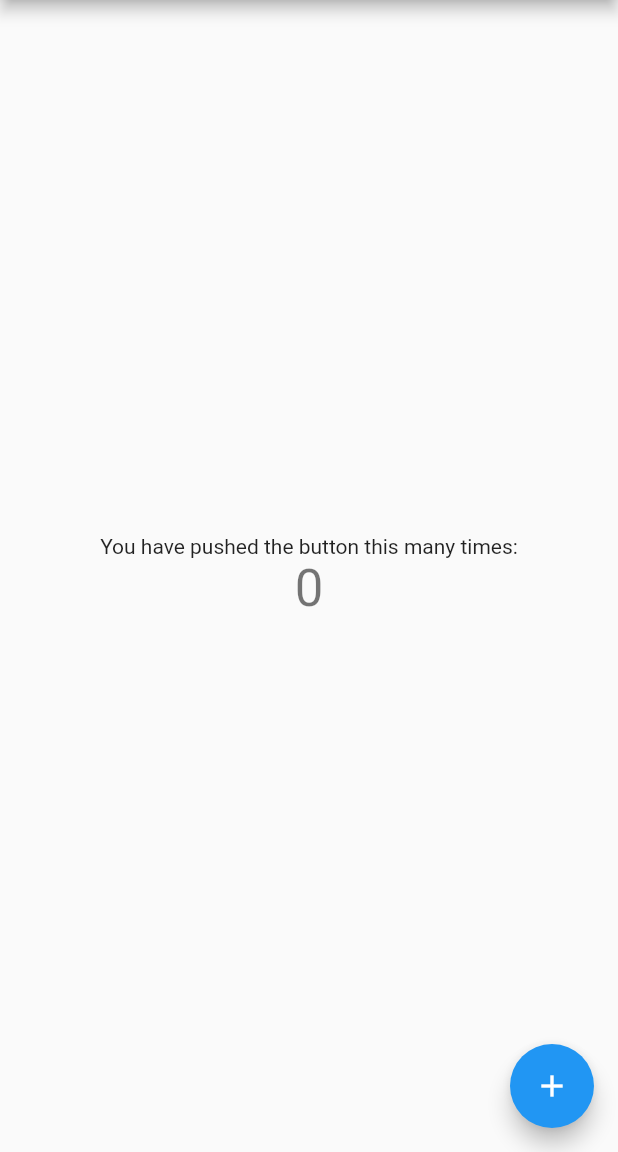
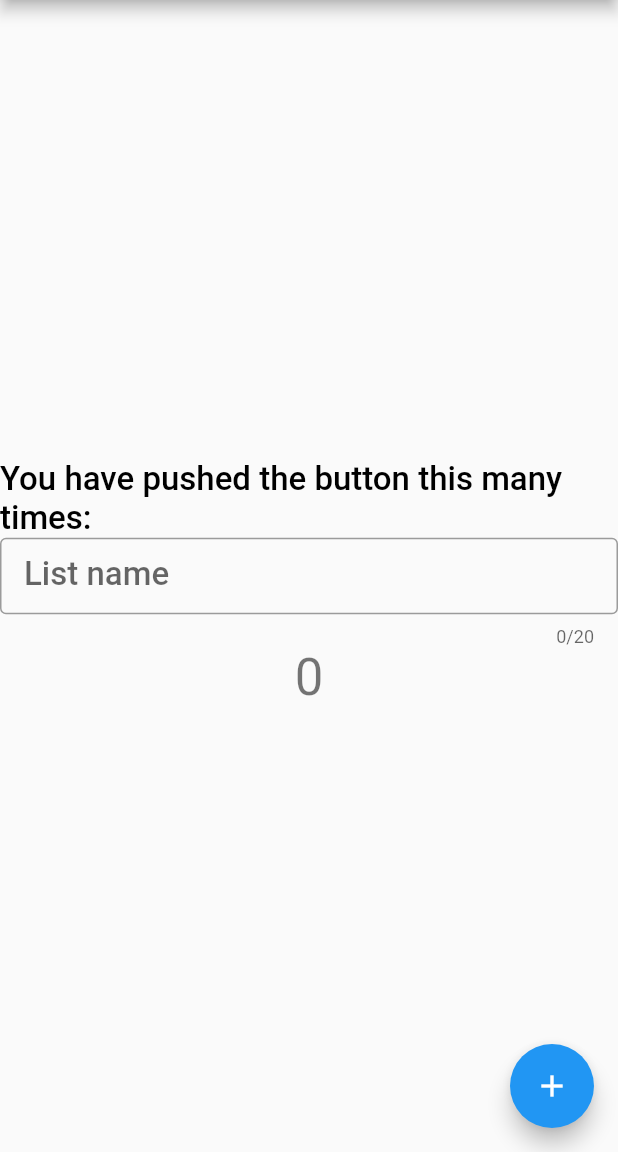
Before and after one commit to phodal-archive/flutter-boilerplate, a Flutter app: the screen it shows after launch, on a phone screen of 412 x 824 dp, the part 84-1236 px from its top. Run offline on Flutter 3.47's test engine with Material 2 defaults, Android fonts, the phone set to English and light mode, and no system bars.

Commit message:
styles: add some styles for text

```diff
--- a/lib/main.dart
+++ b/lib/main.dart
@@ -44,6 +44,8 @@ class MyHomePage extends StatefulWidget {
 }
 
 class _MyHomePageState extends State<MyHomePage> {
+  TextEditingController listNameController = new TextEditingController();
+
   int _counter = 0;
 
   void _incrementCounter() {
@@ -59,40 +61,46 @@ class _MyHomePageState extends State<MyHomePage> {
 
   @override
   Widget build(BuildContext context) {
-    // This method is rerun every time setState is called, for instance as done
-    // by the _incrementCounter method above.
-    //
-    // The Flutter framework has been optimized to make rerunning build methods
-    // fast, so that you can just rebuild anything that needs updating rather
-    // than having to individually change instances of widgets.
     return Scaffold(
       appBar: AppBar(
-        // Here we take the value from the MyHomePage object that was created by
-        // the App.build method, and use it to set our appbar title.
         title: Text(widget.title),
       ),
       body: Center(
-        // Center is a layout widget. It takes a single child and positions it
-        // in the middle of the parent.
         child: Column(
-          // Column is also layout widget. It takes a list of children and
-          // arranges them vertically. By default, it sizes itself to fit its
-          // children horizontally, and tries to be as tall as its parent.
-          //
-          // Invoke "debug painting" (press "p" in the console, choose the
-          // "Toggle Debug Paint" action from the Flutter Inspector in Android
-          // Studio, or the "Toggle Debug Paint" command in Visual Studio Code)
-          // to see the wireframe for each widget.
-          //
-          // Column has various properties to control how it sizes itself and
-          // how it positions its children. Here we use mainAxisAlignment to
-          // center the children vertically; the main axis here is the vertical
-          // axis because Columns are vertical (the cross axis would be
-          // horizontal).
           mainAxisAlignment: MainAxisAlignment.center,
           children: <Widget>[
+            new Padding(
+              padding: EdgeInsets.only(bottom: 10.0),
+            ),
             Text(
               'You have pushed the button this many times:',
+                style: TextStyle(
+                  fontSize: 22.0,
+                  color: Colors.black,
+                  fontWeight: FontWeight.w500,
+                )
+            ),
+            new TextFormField(
+              decoration: InputDecoration(
+                  border: new OutlineInputBorder(
+                      borderSide:
+                      new BorderSide(color: Colors.teal)),
+                  labelText: "List name",
+                  contentPadding: EdgeInsets.only(
+                      left: 16.0,
+                      top: 20.0,
+                      right: 16.0,
+                      bottom: 5.0)),
+              controller: listNameController,
+              autofocus: false,
+              style: TextStyle(
+                fontSize: 22.0,
+                color: Colors.black,
+                fontWeight: FontWeight.w500,
+              ),
+              keyboardType: TextInputType.text,
+              textCapitalization: TextCapitalization.sentences,
+              maxLength: 20,
             ),
             Text(
               '$_counter',
```
